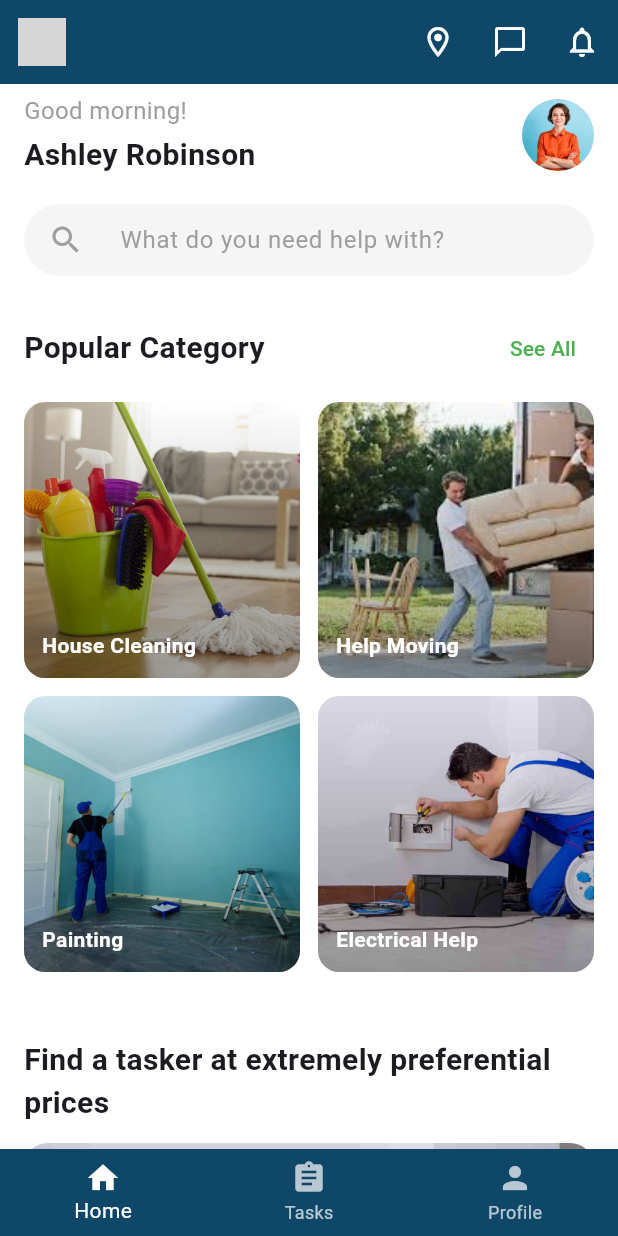
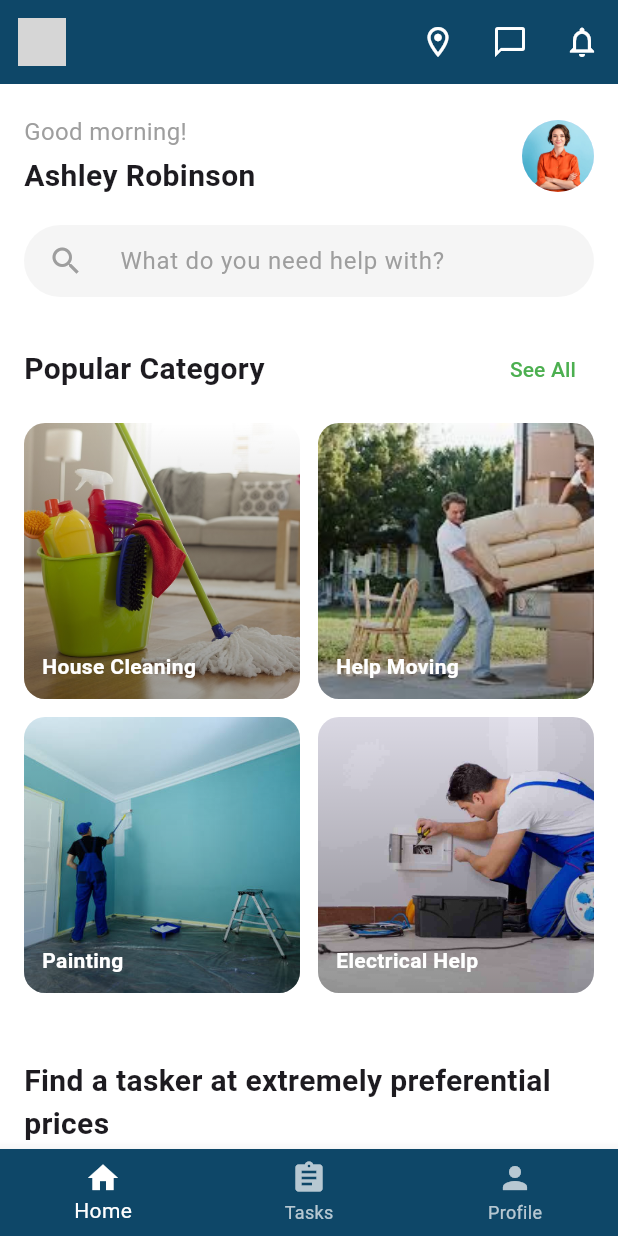
Before and after one commit to bill7maxmaye/FINDR-, a Flutter app: the screen it shows after launch, on a phone screen of 412 x 824 dp. Run offline on Flutter 3.47's test engine with Material 3 defaults, Android fonts, the phone set to English and light mode, and no system bars; our stand-ins replace cookie_jar, dio, dio_cookie_manager, equatable, flutter_bloc, geolocator and 4 more; grey boxes are pictures that could not be loaded.

Commit message:
added padding to goodmorning text

```diff
--- a/lib/features/home/presentation/pages/home_page.dart
+++ b/lib/features/home/presentation/pages/home_page.dart
@@ -126,7 +126,7 @@ class _HomeScreenState extends State<HomeScreen> {
         child: Column(
           crossAxisAlignment: CrossAxisAlignment.start,
           children: [
-            const SizedBox(height: 6),
+            const SizedBox(height: 20),
             Row(
               children: [
                 Expanded(
```
